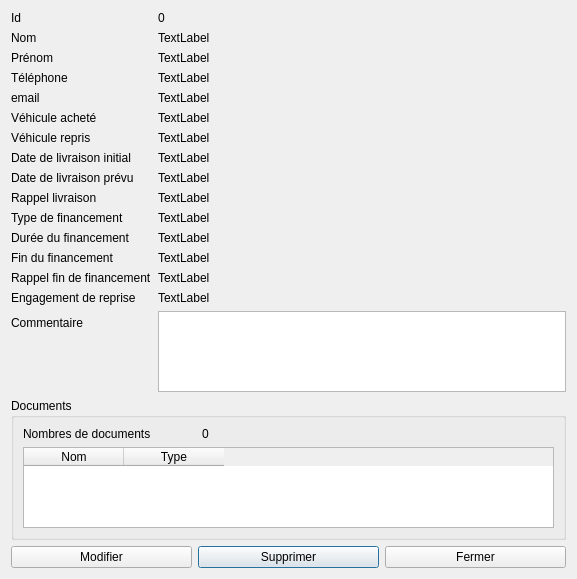
firedream89/customer-database, file showclient.ui: the form before one commit.
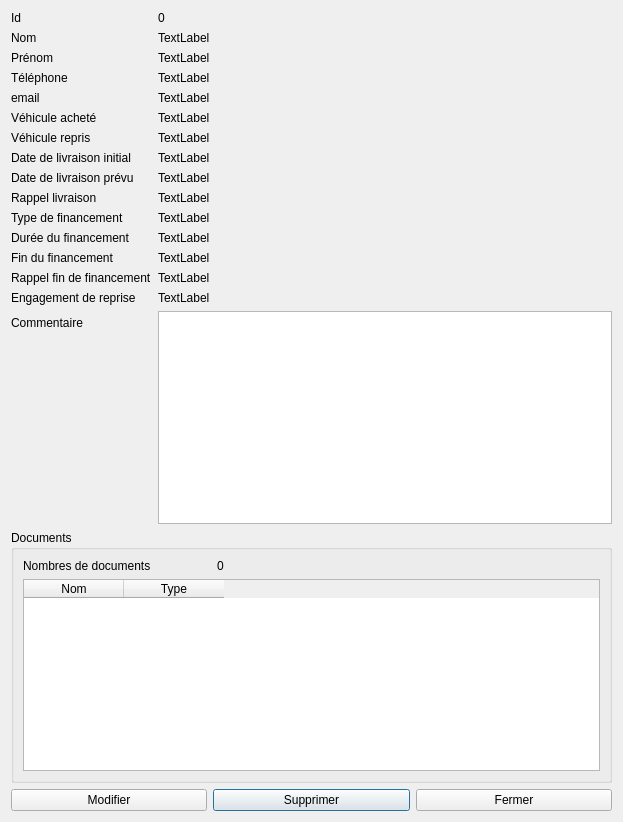
The form after the commit.

Commit message: Agrandissement de la fenêtre d'affichage client

What changed in the file:
```diff
--- a/showclient.ui
+++ b/showclient.ui
@@ -6,8 +6,8 @@
    <rect>
     <x>0</x>
     <y>0</y>
-    <width>577</width>
-    <height>579</height>
+    <width>623</width>
+    <height>822</height>
    </rect>
   </property>
   <property name="windowTitle">
```
The commit also changes 1 other file.
